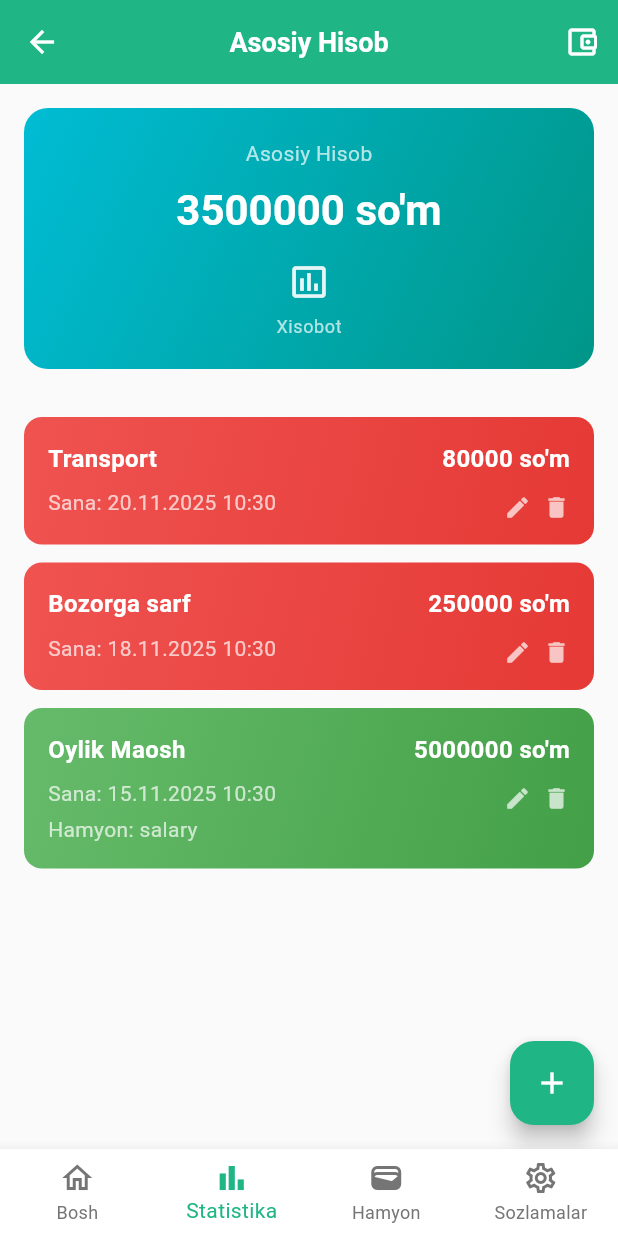
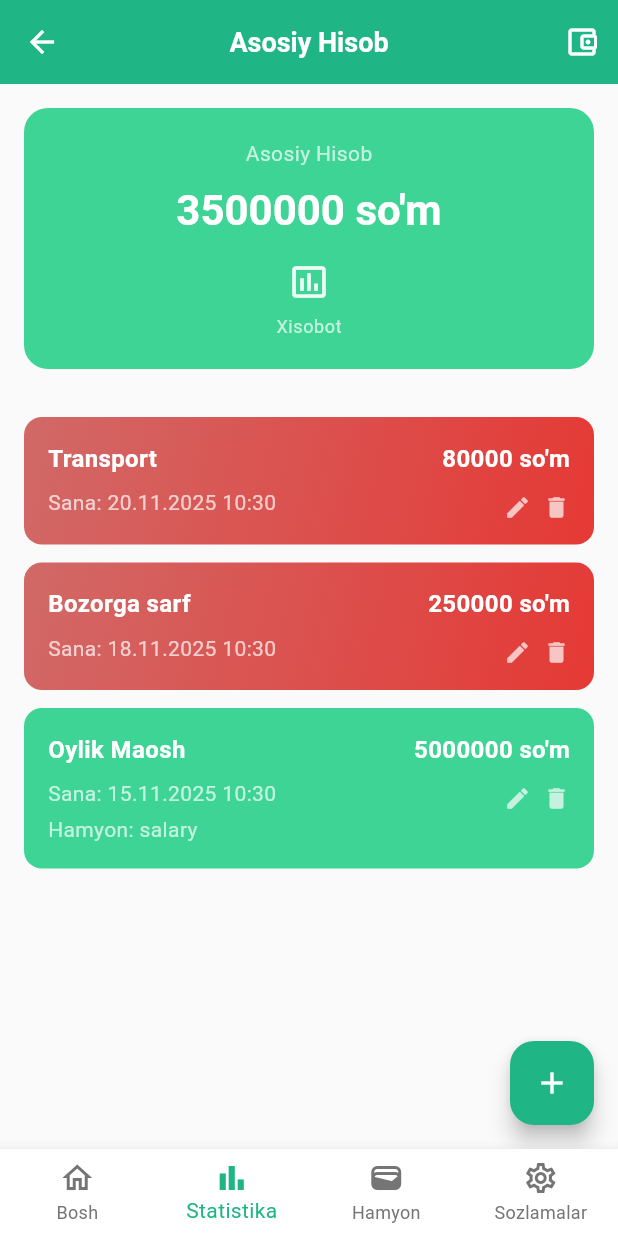
Before and after one commit to sarvarrustam/kassam, a Flutter app: the HomePage screen opened by its route, after a tap on "Mening Pulim", after a tap on "Asosiy Hisob", on a phone screen of 412 x 824 dp. Run offline on Flutter 3.47's test engine with Material 3 defaults, Android fonts, the phone set to English and light mode, and no system bars; our stand-ins replace equatable, flutter_bloc, go_router, intl_phone_field, shared_preferences; accounts and stored records are empty.

Commit message:
add new 2

```diff
--- a/lib/data/models/wallet_model.dart
+++ b/lib/data/models/wallet_model.dart
@@ -76,7 +76,7 @@ class Wallet extends Equatable {
   String getTypeIcon() {
     switch (type) {
       case WalletType.checking:
-        return '🏦';
+        return ' 💳';
       case WalletType.savings:
         return '🏧';
       case WalletType.cash:
--- a/lib/presentation/pages/home_page/home_page.dart
+++ b/lib/presentation/pages/home_page/home_page.dart
@@ -53,29 +53,10 @@ class _HomePageState extends State<HomePage> {
             child: Column(
               crossAxisAlignment: CrossAxisAlignment.start,
               children: [
-                const SizedBox(height: 12),
-                Row(
-                  mainAxisAlignment: MainAxisAlignment.spaceBetween,
+                const SizedBox(height: 40),
+                Column(
+                  // crossAxisAlignment: CrossAxisAlignment.start,
                   children: [
-                    Column(
-                      crossAxisAlignment: CrossAxisAlignment.start,
-                      children: [
-                        Text(
-                          'Assalomu Alaykum,',
-                          style: Theme.of(context).textTheme.bodyMedium
-                              ?.copyWith(color: Colors.white70),
-                        ),
-                        const SizedBox(height: 4),
-                        Text(
-                          'Abdulaziz',
-                          style: Theme.of(context).textTheme.headlineSmall
-                              ?.copyWith(
-                                color: Colors.white,
-                                fontWeight: FontWeight.w700,
-                              ),
-                        ),
-                      ],
-                    ),
                     Container(
                       width: 50,
                       height: 50,
@@ -85,7 +66,15 @@ class _HomePageState extends State<HomePage> {
                       ),
                       child: const Icon(Icons.person, color: Colors.white),
                     ),
+                    SizedBox(height: 10),
                   ],
+                ),
+                Text(
+                  'Abdulaziz',
+                  style: Theme.of(context).textTheme.headlineSmall?.copyWith(
+                    color: Colors.white,
+                    fontWeight: FontWeight.w700,
+                  ),
                 ),
                 const SizedBox(height: 32),
                 // Balance Card (Swipeable UZS <-> USD)
@@ -101,7 +90,8 @@ class _HomePageState extends State<HomePage> {
                   child: Column(
                     children: [
                       SizedBox(
-                        height: 120,
+                        height: 100,
+
                         child: PageView.builder(
                           controller: _pageController,
                           itemCount: 2,
@@ -118,6 +108,7 @@ class _HomePageState extends State<HomePage> {
                                 '${_balanceSom.toStringAsFixed(0)} UZS',
                               );
                             }
+
                             return _buildBalanceCard(
                               'Mening Dollarim',
                               '${(_balanceSom / _exchangeRate).toStringAsFixed(2)} USD',
@@ -172,7 +163,7 @@ class _HomePageState extends State<HomePage> {
                     context,
                   ).textTheme.titleLarge?.copyWith(fontWeight: FontWeight.w700),
                 ),
-                const SizedBox(height: 16),
+                const SizedBox(height: 10),
                 GridView.builder(
                   shrinkWrap: true,
                   physics: const NeverScrollableScrollPhysics(),
@@ -187,24 +178,25 @@ class _HomePageState extends State<HomePage> {
                     final w = _dataService.getWallets()[i];
                     return GestureDetector(
                       onTap: () => context.push('/stats'),
+
                       child: Container(
                         decoration: BoxDecoration(
                           gradient: LinearGradient(
                             colors: [
-                              Color(int.parse('FF${w.color}', radix: 16)),
+                              Color(int.parse('AA${w.color}', radix: 16)),
                               Color(
-                                int.parse('FF${w.color}', radix: 16),
-                              ).withOpacity(0.7),
+                                int.parse('AA${w.color}', radix: 16),
+                              ).withOpacity(0.1),
                             ],
-                            begin: Alignment.topLeft,
+                            //begin: Alignment.topLeft,
                             end: Alignment.bottomRight,
                           ),
-                          borderRadius: BorderRadius.circular(12),
+                          borderRadius: BorderRadius.circular(30),
                           boxShadow: [
                             BoxShadow(
-                              color: Colors.black.withOpacity(0.1),
-                              blurRadius: 4,
-                              offset: const Offset(0, 2),
+                              color: Colors.greenAccent.withOpacity(1),
+                              // blurRadius: 10,
+                              offset: const Offset(0, 3),
                             ),
                           ],
                         ),
@@ -218,12 +210,12 @@ class _HomePageState extends State<HomePage> {
                               children: [
                                 Text(
                                   w.getTypeIcon(),
-                                  style: const TextStyle(fontSize: 24),
+                                  style: const TextStyle(fontSize: 32),
                                 ),
                                 if (w.isDefault)
                                   const Icon(
-                                    Icons.star,
-                                    color: Colors.amber,
+                                    Icons.wallet_rounded,
+                                    // color: Colors.amber,
                                     size: 16,
                                   ),
                               ],
@@ -264,6 +256,7 @@ class _HomePageState extends State<HomePage> {
             ),
           ),
           const SizedBox(height: 32),
+
           // Padding(
           //   padding: const EdgeInsets.symmetric(horizontal: 24),
           //   child: Column(
@@ -369,9 +362,10 @@ class _HomePageState extends State<HomePage> {
   Widget _buildBalanceCard(String title, String amount) {
     return Container(
       decoration: BoxDecoration(
-        color: Colors.white.withOpacity(0.15),
-        borderRadius: BorderRadius.circular(16),
-        border: Border.all(color: Colors.white.withOpacity(0.3), width: 1.5),
+        color: Colors.white.withOpacity(0.25),
+        borderRadius: BorderRadius.circular(20),
+
+        border: Border.all(color: Colors.white.withOpacity(0.5), width: 1.5),
       ),
       padding: const EdgeInsets.symmetric(vertical: 12, horizontal: 12),
       child: Column(
@@ -384,7 +378,7 @@ class _HomePageState extends State<HomePage> {
               context,
             ).textTheme.bodyMedium?.copyWith(color: Colors.white70),
           ),
-          const SizedBox(height: 6),
+          const SizedBox(height: 20),
           Text(
             amount,
             style: Theme.of(context).textTheme.displayMedium?.copyWith(
--- a/lib/presentation/pages/stats_page.dart
+++ b/lib/presentation/pages/stats_page.dart
@@ -540,7 +540,10 @@ class _StatsPageState extends State<StatsPage> {
                 gradient: const LinearGradient(
                   begin: Alignment.topLeft,
                   end: Alignment.bottomRight,
-                  colors: [Color(0xFF00BCD4), Color(0xFF009688)],
+                  colors: [
+                    Color.fromARGB(255, 61, 212, 149),
+                    Color.fromARGB(255, 61, 212, 149),
+                  ],
                 ),
                 borderRadius: BorderRadius.circular(16),
               ),
@@ -598,12 +601,18 @@ class _StatsPageState extends State<StatsPage> {
                         final isExpense = t.type == TransactionType.expense;
                         final bgGradient = isExpense
                             ? const LinearGradient(
-                                colors: [Color(0xFFEF5350), Color(0xFFE53935)],
+                                colors: [
+                                  Color.fromARGB(255, 209, 105, 103),
+                                  Color(0xFFE53935),
+                                ],
                                 begin: Alignment.topLeft,
                                 end: Alignment.bottomRight,
                               )
                             : const LinearGradient(
-                                colors: [Color(0xFF66BB6A), Color(0xFF43A047)],
+                                colors: [
+                                  Color.fromARGB(255, 61, 212, 149),
+                                  Color.fromARGB(255, 61, 212, 149),
+                                ],
                                 begin: Alignment.topLeft,
                                 end: Alignment.bottomRight,
                               );
--- a/lib/presentation/theme/app_theme.dart
+++ b/lib/presentation/theme/app_theme.dart
@@ -7,7 +7,7 @@ class AppTheme {
     return ThemeData(
       useMaterial3: true,
       brightness: Brightness.light,
-      primaryColor: AppColors.primaryGreen,
+      primaryColor: const Color.fromRGBO(31, 181, 132, 1),
       scaffoldBackgroundColor: AppColors.lightBackground,
 
       colorScheme: const ColorScheme.light(
```
